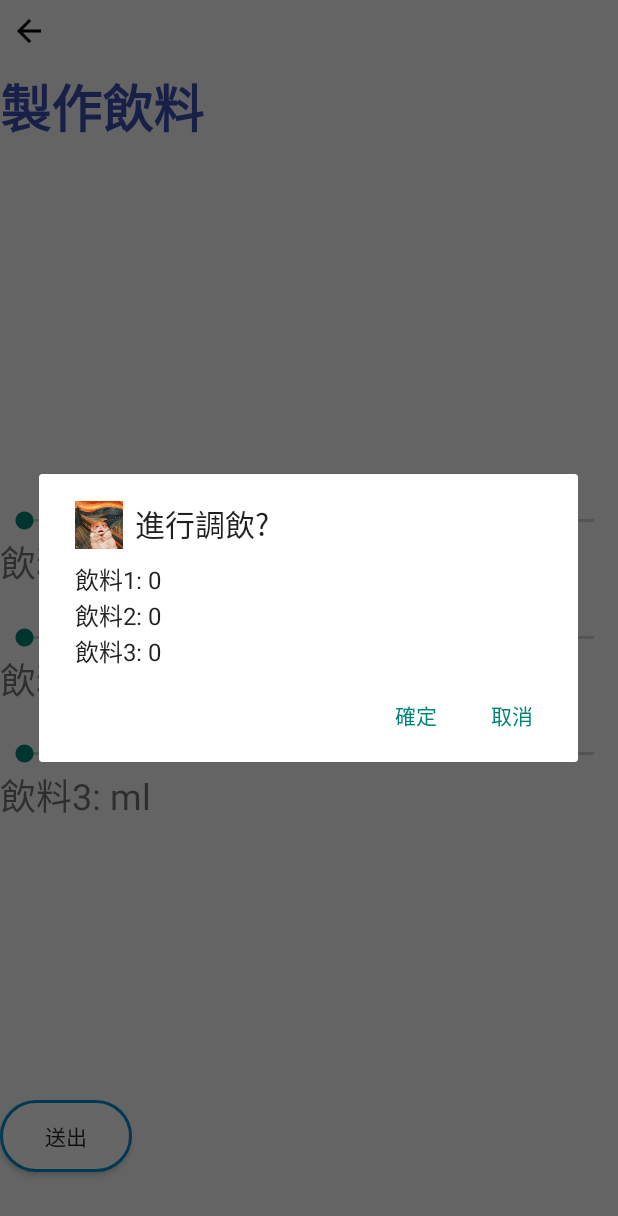
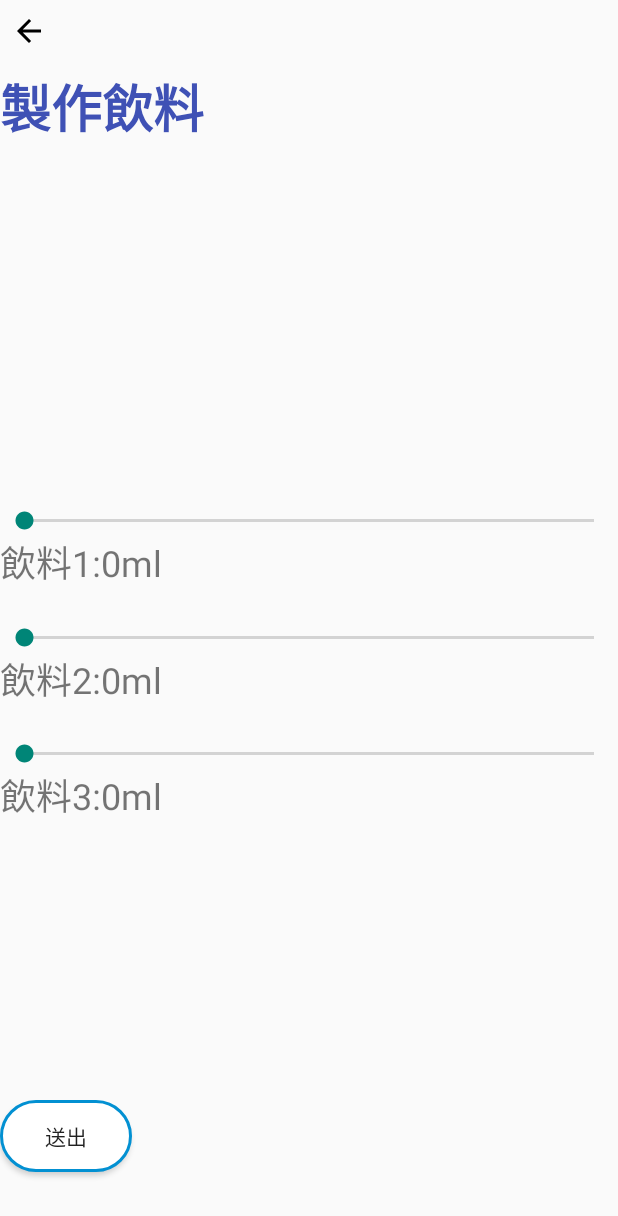
Before and after one commit to axhus56123/cocktailmachine, an Android app: the drink screen opened directly, with no data from a screen before it, after a tap on "送出", on a phone screen of 412 x 824 dp. Shown: the top 1216 px of the screen. Run offline under Robolectric (Android 15) with nearby library versions, the phone set to English and light mode, and no system bars; our stand-ins replace Firebase (no records; nobody signed in at launch, a user with empty details on screens opened directly).

Commit message:
send to firebase

```diff
--- a/app/src/main/java/com/example/wifitest/drink.java
+++ b/app/src/main/java/com/example/wifitest/drink.java
@@ -31,6 +31,7 @@ import com.google.firebase.database.DatabaseReference;
 import com.google.firebase.database.FirebaseDatabase;
 import com.google.firebase.database.ValueEventListener;
 import com.google.firebase.firestore.FirebaseFirestore;
+import com.google.firebase.firestore.QuerySnapshot;
 
 import java.io.BufferedReader;
 import java.io.BufferedWriter;
@@ -229,7 +230,10 @@ public class drink extends AppCompatActivity {
                     notFound();
                     return;
                 }*/
-
+                if(drinkinput1.getProgress()==0&&drinkinput2.getProgress()==0&&drinkinput3.getProgress()==0){
+                    notinput();
+                    return;
+                }
                 Sure();
 
 
@@ -325,13 +329,16 @@ public class drink extends AppCompatActivity {
         //history_data.put("hisdrink5",ml5);
         history_data.put("time",nowDate);
 
-        Integer x_id=Integer.valueOf(x_last)+1;
+        db.collection("history:"+currentuser.getEmail()).get().addOnCompleteListener(new OnCompleteListener<QuerySnapshot>() {
+            @Override
+            public void onComplete(@NonNull Task<QuerySnapshot> task) {
+                int hiscounter = task.getResult().size();
+                db.collection("history:"+currentuser.getEmail()).document(String.valueOf(hiscounter)).set(history_data);
+            }
+        });
 
-        if(x_id>5){
-            x_id=1;
-        }
 
-        db.collection("history:"+currentuser.getEmail()).document(String.valueOf(x_id)).set(history_data)
+        /*db.collection("history:"+currentuser.getEmail()).document(String.valueOf(x_id)).set(history_data)
                 .addOnSuccessListener(new OnSuccessListener<Void>() {
                     @Override
                     public void onSuccess(Void unused) {
@@ -342,8 +349,8 @@ public class drink extends AppCompatActivity {
                     public void onFailure(@NonNull Exception e) {
                         Log.d("結果: ","新增失敗");
                     }
-                });
-        x_last=x_id.toString();
+                });*/
+
     }
     /*private  void notFound(){
         Toast toast = Toast.makeText(this, "Not device found", Toast.LENGTH_SHORT);
@@ -501,6 +508,12 @@ public class drink extends AppCompatActivity {
         });
         builder.create().show();
     }
+    private void notinput(){
+        Toast toast = Toast.makeText(this, "未輸入飲料ml", Toast.LENGTH_SHORT);
+
+        toast.show();
+
+    }
     /*private void readData() {
         DatabaseReference count = Db.getReference("count/end");
         count.get().addOnCompleteListener(new OnCompleteListener<DataSnapshot>() {
--- a/app/src/main/res/layout/activity_drink.xml
+++ b/app/src/main/res/layout/activity_drink.xml
@@ -117,7 +117,7 @@
         android:id="@+id/drinkml1"
         android:layout_width="wrap_content"
         android:layout_height="wrap_content"
-        android:text="飲料1: ml"
+        android:text="飲料1:0ml"
         android:textSize="24sp"
         app:layout_constraintBottom_toBottomOf="parent"
         app:layout_constraintEnd_toEndOf="parent"
@@ -130,7 +130,7 @@
         android:id="@+id/drinkml2"
         android:layout_width="wrap_content"
         android:layout_height="wrap_content"
-        android:text="飲料2: ml"
+        android:text="飲料2:0ml"
         android:textSize="24sp"
         app:layout_constraintBottom_toBottomOf="parent"
         app:layout_constraintEnd_toEndOf="parent"
@@ -143,7 +143,7 @@
         android:id="@+id/drinkml3"
         android:layout_width="wrap_content"
         android:layout_height="wrap_content"
-        android:text="飲料3: ml"
+        android:text="飲料3:0ml"
         android:textSize="24sp"
         app:layout_constraintBottom_toBottomOf="parent"
         app:layout_constraintEnd_toEndOf="parent"
```
